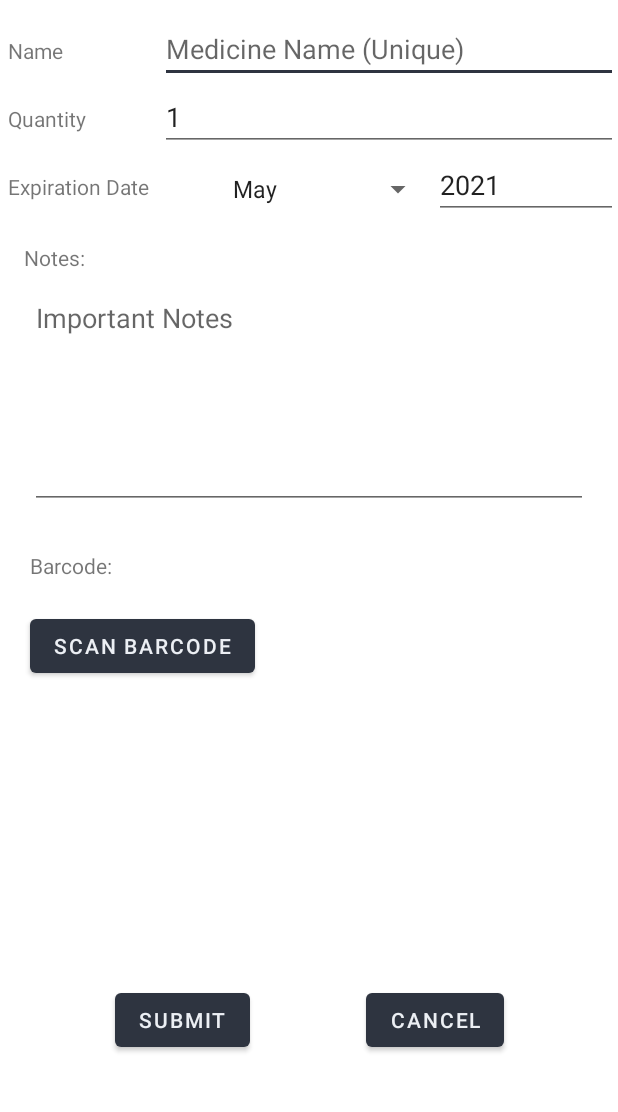
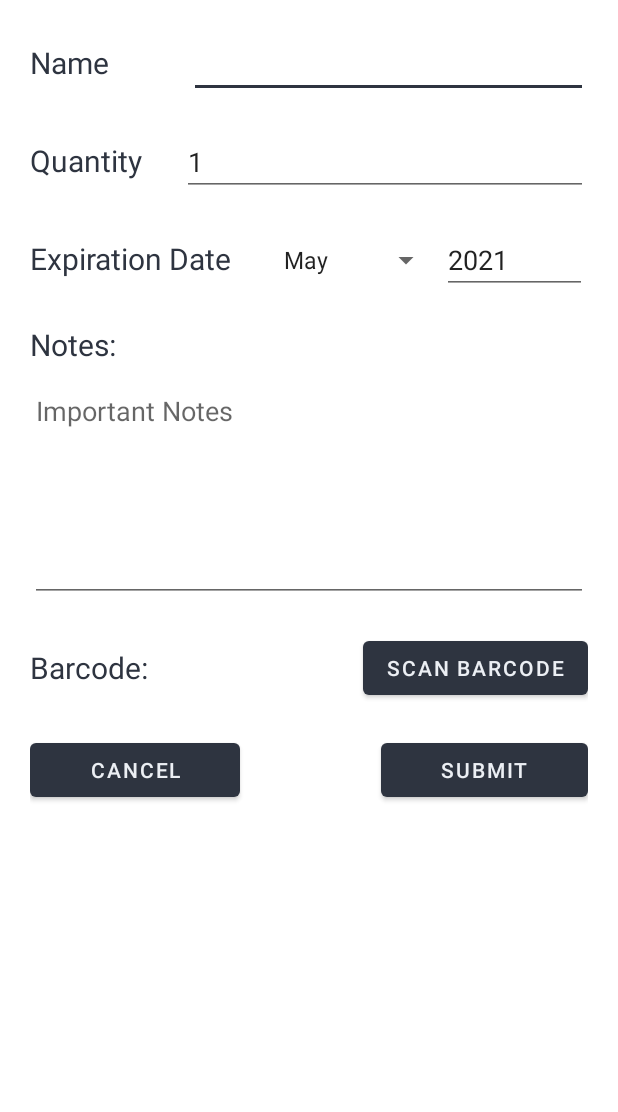
Before and after one commit to miguelarhb/AI-20-21, an Android app: the AddMedicineActivity screen opened directly, with no data from a screen before it, on a phone screen of 412 x 824 dp, the part 84-1196 px from its top. Run offline under Robolectric (Android 15) with nearby library versions, the phone set to English and light mode, and no system bars; libraries missing offline, so code that uses them is left out: com.google.zxing.integration; 3 statements that could not run were skipped.

Commit message:
desing tweaks add med

```diff
--- a/SmartMedicationManager/app/src/main/java/pt/ulisboa/tecnico/cmov/smartmedicationmanager/LoginActivity.java
+++ b/SmartMedicationManager/app/src/main/java/pt/ulisboa/tecnico/cmov/smartmedicationmanager/LoginActivity.java
@@ -107,5 +107,4 @@ public class LoginActivity extends BaseActivity {
             }
         });
     }
-
 }
--- a/SmartMedicationManager/app/src/main/java/pt/ulisboa/tecnico/cmov/smartmedicationmanager/api/MedicineApi.java
+++ b/SmartMedicationManager/app/src/main/java/pt/ulisboa/tecnico/cmov/smartmedicationmanager/api/MedicineApi.java
@@ -1,4 +1,7 @@
 package pt.ulisboa.tecnico.cmov.smartmedicationmanager.api;
+
+import java.util.ArrayList;
+import java.util.HashMap;
 
 import pt.ulisboa.tecnico.cmov.smartmedicationmanager.models.Medicine;
 import retrofit2.Call;
@@ -7,6 +10,18 @@ import retrofit2.http.POST;
 import retrofit2.http.GET;
 import retrofit2.http.PUT;
 import retrofit2.http.DELETE;
+import retrofit2.http.Path;
 
 public interface MedicineApi {
+    @POST("item/{user}/add")
+    Call<Void> createMedicine(@Path("user") String username, @Body HashMap<String, String> map);
+
+    @GET("item/{user}/all")
+    Call<ArrayList<Medicine>> getAllMedicine(@Path("user") String username);
+
+    @DELETE("item/{user}/delete/{name}")
+    Call<Void> deleteMedicine(@Path("user") String username, @Path("name") String medicineName);
+
+    @PUT("item/{user}/edit/{name}")
+    Call<Medicine> editMedicine(@Path("user") String username, @Path("name") String medicineName, @Body HashMap<String, String> map);
 }
--- a/SmartMedicationManager/app/src/main/java/pt/ulisboa/tecnico/cmov/smartmedicationmanager/api/PrescriptionApi.java
+++ b/SmartMedicationManager/app/src/main/java/pt/ulisboa/tecnico/cmov/smartmedicationmanager/api/PrescriptionApi.java
@@ -1,4 +1,7 @@
 package pt.ulisboa.tecnico.cmov.smartmedicationmanager.api;
+
+import java.util.ArrayList;
+import java.util.HashMap;
 
 import pt.ulisboa.tecnico.cmov.smartmedicationmanager.models.Prescription;
 import retrofit2.Call;
@@ -7,6 +10,18 @@ import retrofit2.http.POST;
 import retrofit2.http.GET;
 import retrofit2.http.PUT;
 import retrofit2.http.DELETE;
+import retrofit2.http.Path;
 
 public interface PrescriptionApi {
+    @POST("prescription/{user}/add")
+    Call<Void> createPrescription(@Path("user") String username, @Body HashMap<String, String> map);
+
+    @GET("prescription/{user}/all")
+    Call<ArrayList<Prescription>> getAllPrescription(@Path("user") String username);
+
+    @DELETE("prescription/{user}/delete/{name}")
+    Call<Void> deletePrescription(@Path("user") String username, @Path("name") String prescriptionId);
+
+    @PUT("prescription/{user}/edit/{name}")
+    Call<Prescription> editPrescription(@Path("user") String username, @Path("name") String prescriptionId, @Body HashMap<String, String> map);
 }
--- a/SmartMedicationManager/app/src/main/java/pt/ulisboa/tecnico/cmov/smartmedicationmanager/models/Medicine.java
+++ b/SmartMedicationManager/app/src/main/java/pt/ulisboa/tecnico/cmov/smartmedicationmanager/models/Medicine.java
@@ -1,4 +1,6 @@
 package pt.ulisboa.tecnico.cmov.smartmedicationmanager.models;
+
+import com.google.gson.annotations.SerializedName;
 
 import java.util.Date;
 
@@ -10,6 +12,7 @@ public class Medicine {
 
     private String notes;
 
+    @SerializedName("validity")
     private Date expirationDate;
 
     private String barcode;
--- a/SmartMedicationManager/app/src/main/java/pt/ulisboa/tecnico/cmov/smartmedicationmanager/models/Prescription.java
+++ b/SmartMedicationManager/app/src/main/java/pt/ulisboa/tecnico/cmov/smartmedicationmanager/models/Prescription.java
@@ -1,20 +1,26 @@
 package pt.ulisboa.tecnico.cmov.smartmedicationmanager.models;
+
+import com.google.gson.annotations.SerializedName;
 
 import java.time.LocalDateTime;
 import java.util.UUID;
 
 public class Prescription {
 
+    @SerializedName("name")
     private String id;
 
+    @SerializedName("item")
     private Medicine medicine;
 
     private int quantity;
 
     private String periodicity;
 
+    @SerializedName("start")
     private LocalDateTime startDate;
 
+    @SerializedName("end")
     private LocalDateTime endDate;
 
     private String notes;
--- a/SmartMedicationManager/app/src/main/res/layout/activity_add_medicine.xml
+++ b/SmartMedicationManager/app/src/main/res/layout/activity_add_medicine.xml
@@ -11,24 +11,23 @@
         android:id="@+id/include"
         layout="@layout/toolbar"
         android:layout_width="match_parent"
-        android:layout_height="wrap_content"/>
+        android:layout_height="wrap_content" />
 
     <LinearLayout
         android:layout_width="match_parent"
         android:layout_height="wrap_content"
         android:orientation="horizontal"
-        android:layout_marginLeft="5dp"
-        android:layout_marginTop="10dp">
+        android:layout_margin="20dp">
 
         <TextView
             android:layout_width="0dp"
             android:layout_height="wrap_content"
-            android:layout_weight="0.25"
-            android:text="Name" />
+            android:layout_weight="0.3"
+            android:text="@string/name"
+            style="@style/textProperties"/>
 
         <EditText
             android:id="@+id/addMedName"
-            android:hint="Medicine Name (Unique)"
             android:layout_width="0dp"
             android:layout_height="wrap_content"
             android:layout_weight="0.75"
@@ -39,20 +38,21 @@
         android:layout_width="match_parent"
         android:layout_height="wrap_content"
         android:orientation="horizontal"
-        android:layout_marginLeft="5dp"
-        android:layout_marginStart="5dp">
+        android:layout_marginLeft="20dp"
+        android:layout_marginRight="20dp">
 
         <TextView
             android:layout_width="0dp"
             android:layout_height="wrap_content"
-            android:layout_weight="0.25"
-            android:text="Quantity" />
+            android:layout_weight="0.3"
+            android:text="@string/quantity"
+            style="@style/textProperties"/>
 
         <EditText
             android:id="@+id/addMedQuantity"
             android:layout_width="0dp"
             android:layout_height="wrap_content"
-            android:layout_weight="0.75"
+            android:layout_weight="0.8"
             android:inputType="number" />
     </LinearLayout>
 
@@ -60,21 +60,21 @@
         android:layout_width="match_parent"
         android:layout_height="wrap_content"
         android:orientation="horizontal"
-        android:layout_marginLeft="5dp"
-        android:layout_marginStart="5dp">
+        android:layout_margin="20dp">
 
         <TextView
             android:id="@+id/textviewx"
             android:layout_width="0dp"
             android:layout_height="wrap_content"
-            android:layout_weight="0.35"
-            android:text="Expiration Date" />
+            android:layout_weight="0.5"
+            android:text="@string/expiration_date"
+            style="@style/textProperties"/>
 
         <Spinner
             android:id="@+id/addMedMonthSpinner"
-            android:layout_marginTop="2dp"
             android:layout_width="0dp"
-            android:layout_height="wrap_content"
+            android:layout_gravity="center"
+            android:layout_height="match_parent"
             android:layout_weight="0.35" />
 
         <EditText
@@ -84,104 +84,88 @@
             android:layout_weight="0.3"
             android:inputType="number" />
 
-
     </LinearLayout>
 
     <androidx.constraintlayout.widget.ConstraintLayout
         android:layout_width="match_parent"
-        android:layout_height="match_parent">
+        android:layout_height="wrap_content"
+        android:layout_marginStart="20dp"
+        android:layout_marginEnd="20dp">
 
         <TextView
             android:id="@+id/tvnotes"
+            style="@style/textProperties"
             android:layout_width="wrap_content"
             android:layout_height="wrap_content"
             android:layout_alignParentStart="true"
-            android:layout_alignParentLeft="true"
             android:layout_alignParentTop="true"
-            android:layout_marginStart="16dp"
-            android:layout_marginLeft="16dp"
-            android:layout_marginTop="16dp"
-            android:text="Notes: "
+            android:text="@string/notes"
             app:layout_constraintStart_toStartOf="parent"
             app:layout_constraintTop_toTopOf="parent" />
 
         <EditText
             android:id="@+id/addMedNotes"
-            android:hint="Important Notes"
+            android:hint="@string/important_notes"
             android:layout_width="match_parent"
             android:layout_height="150dp"
             android:layout_marginTop="8dp"
             android:gravity="top"
-            android:layout_marginLeft="20dp"
-            android:layout_marginRight="20dp"
             android:inputType="text|textMultiLine"
             app:layout_constraintStart_toStartOf="parent"
             app:layout_constraintTop_toBottomOf="@+id/tvnotes" />
+    </androidx.constraintlayout.widget.ConstraintLayout>
+
+    <RelativeLayout
+        android:layout_width="match_parent"
+        android:layout_height="wrap_content"
+        android:orientation="horizontal"
+        android:layout_marginLeft="20dp"
+        android:layout_marginRight="20dp"
+        android:layout_marginTop="20dp"
+        android:layout_gravity="center">
 
         <TextView
             android:id="@+id/addMedBarcodeView"
             android:layout_width="wrap_content"
             android:layout_height="wrap_content"
-            android:layout_alignParentStart="true"
-            android:layout_alignParentLeft="true"
-            android:layout_alignParentTop="true"
-            android:layout_marginStart="20dp"
-            android:layout_marginLeft="20dp"
-            android:layout_marginTop="28dp"
-            android:text="Barcode: "
-            app:layout_constraintStart_toStartOf="parent"
-            app:layout_constraintTop_toBottomOf="@+id/addMedNotes" />
+            android:layout_centerVertical="true"
+            android:text="@string/barcode"
+            style="@style/textProperties"/>
 
         <Button
             android:id="@+id/addMedBarcodeBt"
             android:layout_width="wrap_content"
             android:layout_height="wrap_content"
-            android:layout_below="@+id/addMedBarcodeView"
+            android:layout_centerVertical="true"
+            android:layout_alignParentEnd="true"
+            android:text="@string/scan_barcode" />
+
+    </RelativeLayout>
+
+    <RelativeLayout
+        android:layout_width="match_parent"
+        android:layout_height="wrap_content"
+        android:orientation="horizontal"
+        android:layout_margin="20dp"
+        android:layout_gravity="center">
+
+        <Button
+            android:id="@+id/addMedCancel"
+            android:layout_width="wrap_content"
+            android:layout_height="wrap_content"
+            android:text="@string/cancel"
             android:layout_alignParentStart="true"
-            android:layout_alignParentLeft="true"
-            android:layout_marginStart="20dp"
-            android:layout_marginLeft="20dp"
-            android:layout_marginTop="20dp"
-            android:text="SCAN BARCODE"
-            app:layout_constraintStart_toStartOf="parent"
-            app:layout_constraintTop_toBottomOf="@+id/addMedBarcodeView" />
+            android:paddingHorizontal="40dp"
+            />
 
         <Button
             android:id="@+id/addMedSubmit"
             android:layout_width="wrap_content"
             android:layout_height="wrap_content"
-            android:layout_alignParentStart="true"
-            android:layout_alignParentLeft="true"
-            android:layout_alignParentBottom="true"
-            android:layout_marginStart="76dp"
-            android:layout_marginLeft="76dp"
-            android:layout_marginBottom="64dp"
-            android:text="Submit"
-            app:layout_constraintBottom_toBottomOf="parent"
-            app:layout_constraintEnd_toStartOf="@+id/addMedCancel"
-            app:layout_constraintHorizontal_bias="0.012"
-            app:layout_constraintStart_toStartOf="parent" />
+            android:text="@string/submit"
+            android:layout_alignParentEnd="true"
+            android:paddingHorizontal="40dp" />
 
-        <Button
-            android:id="@+id/addMedCancel"
-            android:layout_width="wrap_content"
-            android:layout_height="wrap_content"
-            android:layout_alignParentEnd="true"
-            android:layout_alignParentRight="true"
-            android:layout_alignParentBottom="true"
-            android:layout_marginEnd="76dp"
-            android:layout_marginRight="76dp"
-            android:layout_marginBottom="64dp"
-            android:text="Cancel"
-            app:layout_constraintBottom_toBottomOf="parent"
-            app:layout_constraintEnd_toEndOf="parent" />
-
-    </androidx.constraintlayout.widget.ConstraintLayout>
-
-
-
-
-
-
+    </RelativeLayout>
 
 </LinearLayout>
--- a/SmartMedicationManager/app/src/main/res/values/strings.xml
+++ b/SmartMedicationManager/app/src/main/res/values/strings.xml
@@ -40,4 +40,15 @@
     <string name="off">Off</string>
     <string name="manage_patients">Manage Patients</string>
     <string name="logout_description">Exit or Switch from Account</string>
+    <string name="name">Name</string>
+    <string name="medicine_name_unique">Medicine Name (Unique)</string>
+    <string name="quantity">Quantity</string>
+    <string name="expiration_date">Expiration Date</string>
+    <string name="notes">Notes:</string>
+    <string name="important_notes">Important Notes</string>
+    <string name="barcode">Barcode:</string>
+    <string name="scan_barcode">SCAN BARCODE</string>
+    <string name="submit">Submit</string>
+    <string name="cancel">Cancel</string>
+    <string name="quantity_number">Quantity (Number)</string>
 </resources>
```
